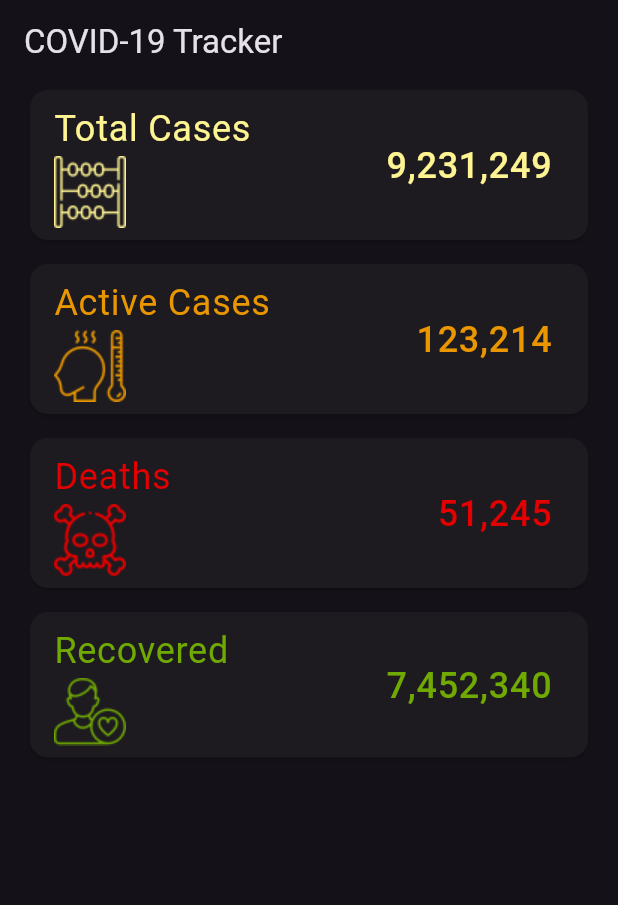
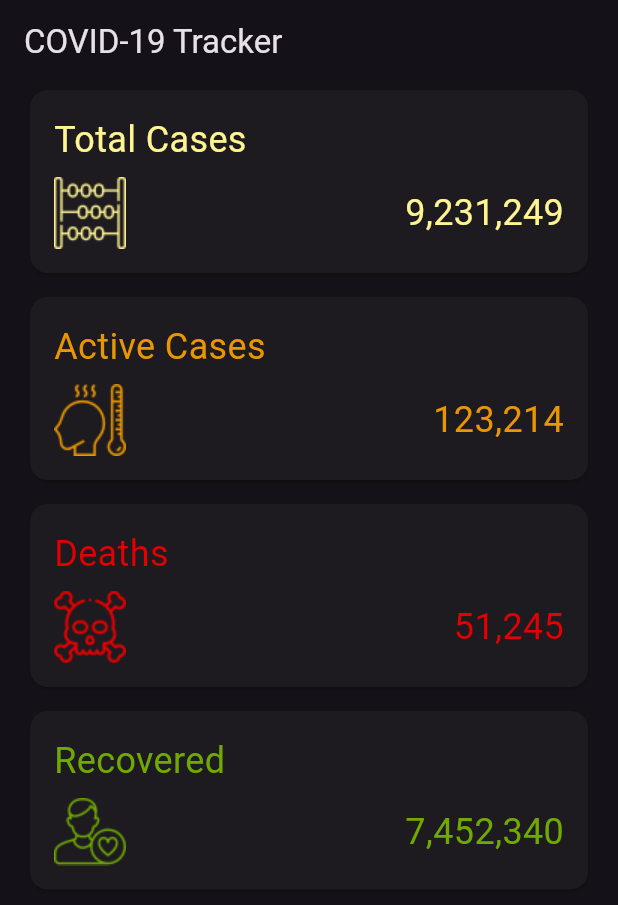
Before and after one commit to viniciusdacunhaferreira/c004_covid19_dashboard, a Flutter app: the screen it shows after launch, on a phone screen of 412 x 824 dp. Shown: the top 905 px of the screen. Run offline on Flutter 3.47's test engine with Material 3 defaults, Android fonts, the phone set to English and light mode, and no system bars.

```diff
--- a/lib/main.dart
+++ b/lib/main.dart
@@ -66,16 +66,9 @@ class Dashboard extends StatelessWidget {
       separatorBuilder: (_, __) => const SizedBox(height: 8),
       itemCount: DataPoint.values.length,
       itemBuilder: (_, index) {
-        final String name = DataPoint.values[index].name;
-        final String assetPath = DataPoint.values[index].assetPath;
-        final int value = values[index];
-        final Color color = DataPoint.values[index].color;
-
         return DataPointCard(
-          name: name,
-          color: color,
-          assetPath: assetPath,
-          value: value,
+          dataPoint: DataPoint.values[index],
+          value: values[index],
         );
       },
     );
@@ -85,41 +78,41 @@ class Dashboard extends StatelessWidget {
 class DataPointCard extends StatelessWidget {
   const DataPointCard({
     super.key,
-    required this.name,
-    required this.color,
-    required this.assetPath,
+    required this.dataPoint,
     required this.value,
   });
 
-  final String name;
-  final Color color;
-  final String assetPath;
+  final DataPoint dataPoint;
   final int value;
 
   @override
   Widget build(BuildContext context) {
+    final String name = dataPoint.name;
+    final Color color = dataPoint.color;
+    final String assetPath = dataPoint.assetPath;
+
     return Card(
-      child: ListTile(
-        title: Text(
-          name,
-          style: TextStyle(
-            color: color,
-            fontSize: 24,
-          ),
-        ),
-        subtitle: Align(
-          alignment: Alignment.centerLeft,
-          child: ColorFiltered(
-            colorFilter: ColorFilter.mode(color, BlendMode.srcIn),
-            child: Image.asset(assetPath),
-          ),
-        ),
-        trailing: Text(
-          NumberFormat.decimalPattern().format(value),
-          style: TextStyle(
-            color: color,
-            fontSize: 24,
-          ),
+      child: Padding(
+        padding: const EdgeInsets.all(16),
+        child: Column(
+          children: [
+            Row(
+              children: [
+                Text(name, style: TextStyle(color: color, fontSize: 24)),
+              ],
+            ),
+            const SizedBox(height: 8),
+            Row(
+              mainAxisAlignment: MainAxisAlignment.spaceBetween,
+              children: [
+                Image.asset(assetPath, color: color),
+                Text(
+                  NumberFormat.decimalPattern().format(value),
+                  style: TextStyle(color: color, fontSize: 24),
+                ),
+              ],
+            )
+          ],
         ),
       ),
     );
```
